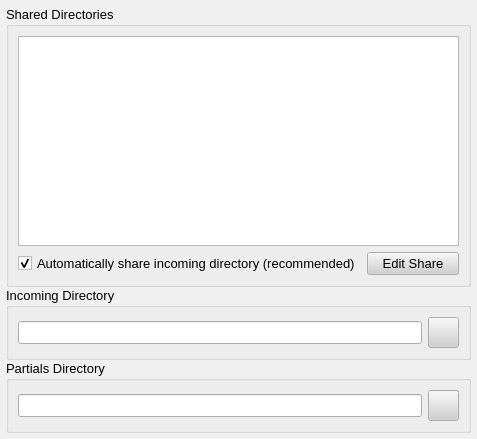
The window that retroshare-gui/src/gui/settings/DirectoriesPage.ui (RetroShare/RetroShare) describes before a commit, drawn with Qt 5.
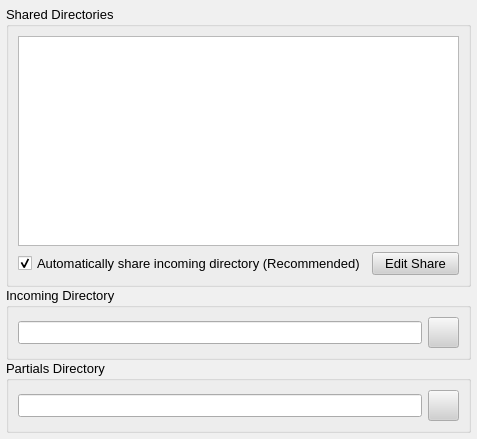
The same window after the commit. Icons and pictures are not drawn.

Commit message: Corrected typo, Replaced Ok Button by anabled Apply button in settings, suppressed double click action for download in Shared File lists

```diff
--- a/retroshare-gui/src/gui/settings/DirectoriesPage.ui
+++ b/retroshare-gui/src/gui/settings/DirectoriesPage.ui
@@ -614,7 +614,7 @@
          <bool>true</bool>
         </property>
         <property name="text">
-         <string>Automatically share incoming directory (recommended)</string>
+         <string>Automatically share incoming directory (Recommended)</string>
         </property>
         <property name="checked">
          <bool>true</bool>
```
The commit also changes 3 other files.
